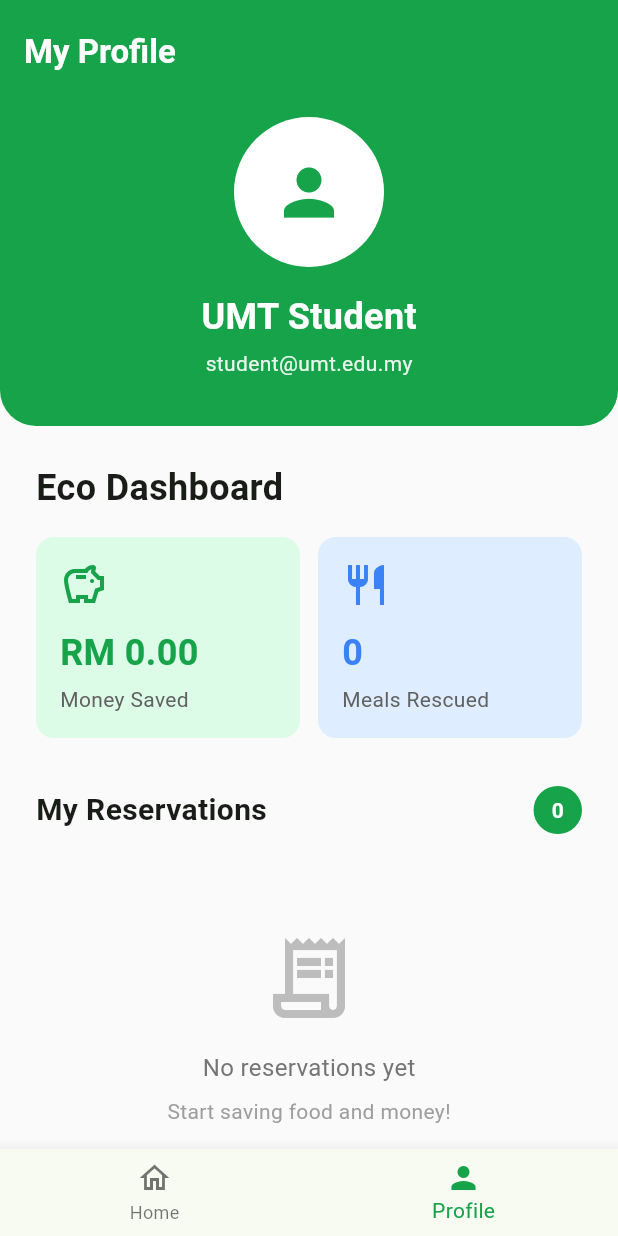
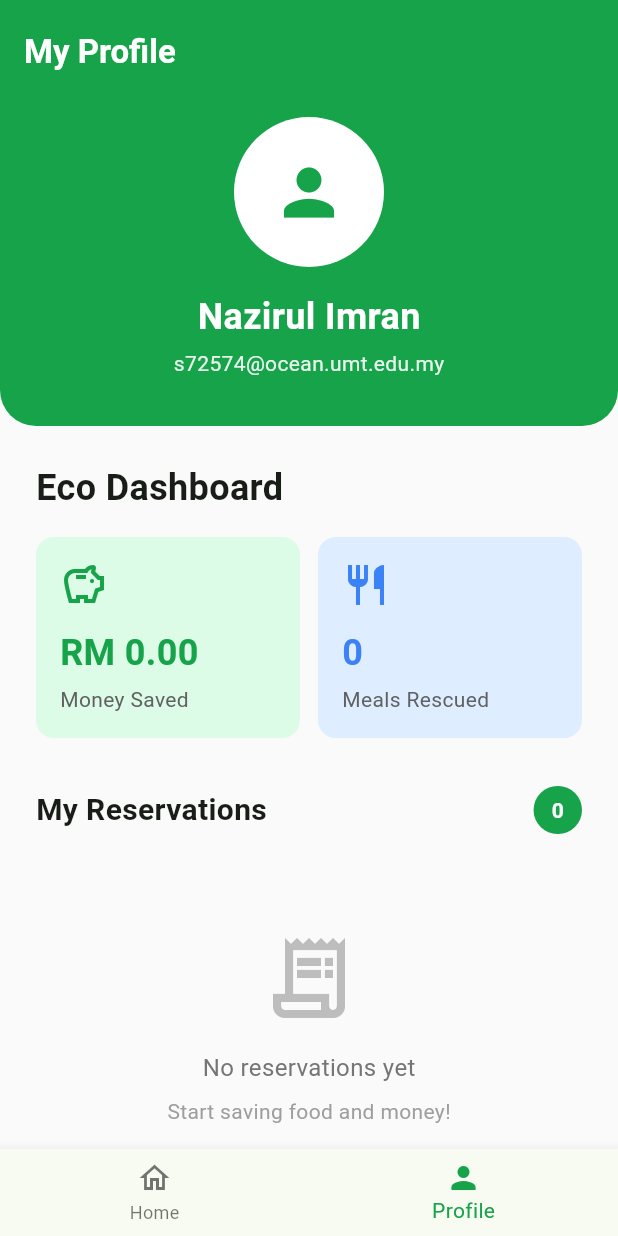
Before and after one commit to NazirulImran/zero_waste_cafe, a Flutter app: the screen it shows after launch, item 2 of the bottom bar chosen, on a phone screen of 412 x 824 dp. Run offline on Flutter 3.47's test engine with Material 3 defaults, Android fonts, the phone set to English and light mode, and no system bars; our stand-ins replace cached_network_image, qr_flutter; network calls fail.

Commit message:
change text in profile

```diff
--- a/lib/screens/profile_screen.dart
+++ b/lib/screens/profile_screen.dart
@@ -39,7 +39,7 @@
                 ),
                 const SizedBox(height: 16),
                 const Text(
-                  'UMT Student',
+                  'Nazirul Imran',
                   style: TextStyle(
                     fontSize: 24,
                     fontWeight: FontWeight.bold,
@@ -48,7 +48,7 @@
                 ),
                 const SizedBox(height: 4),
                 Text(
-                  'student@umt.edu.my',
+                  's72574@ocean.umt.edu.my',
                   style: TextStyle(
                     fontSize: 14,
                     color: Colors.white.withOpacity(0.9),
```
